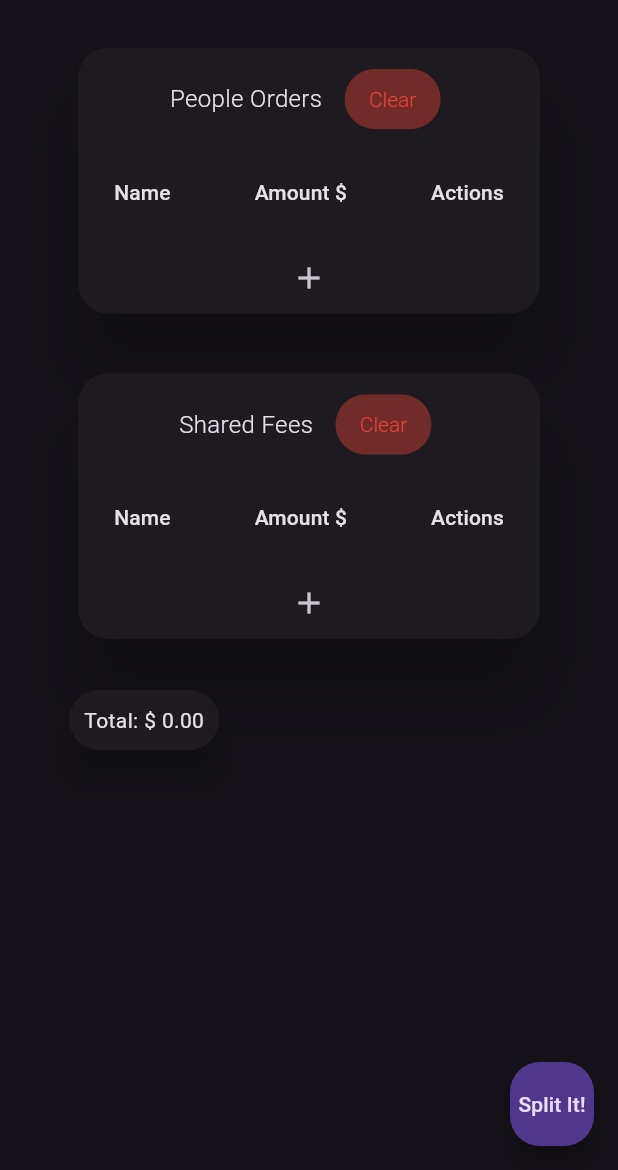
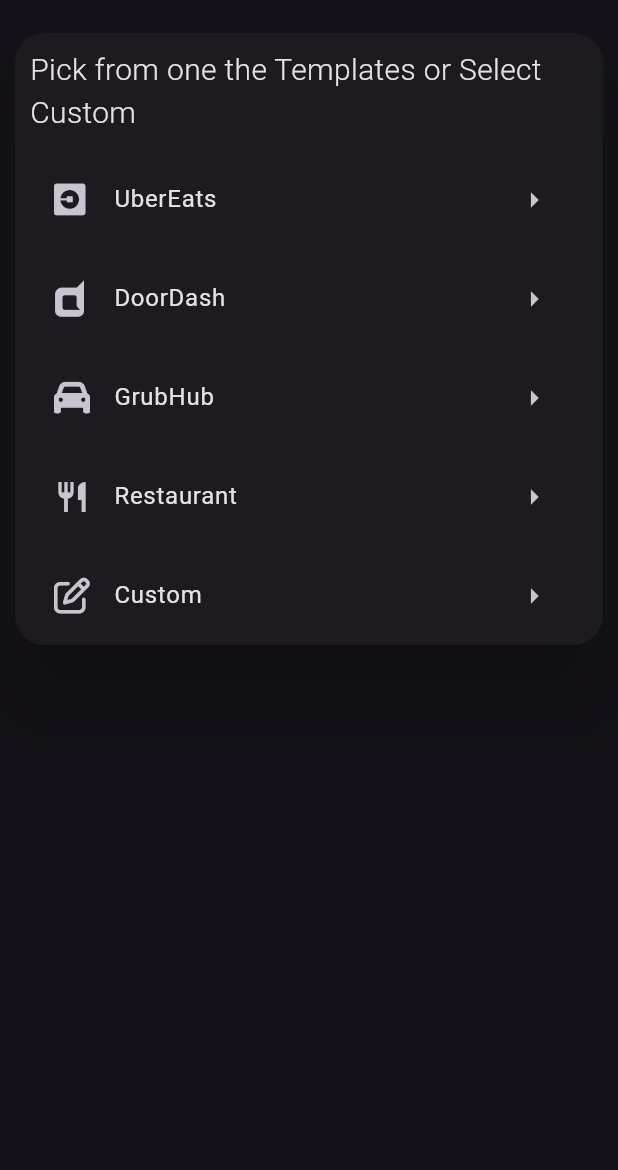
Before and after one commit to hectormiguel1/ez_split, a Flutter app: the screen it shows after launch, on a phone screen of 412 x 824 dp, the part 66-1236 px from its top. Run offline on Flutter 3.47's test engine with Material 2 defaults, Android fonts, the phone set to English and light mode, and no system bars; our stand-ins replace flutter_riverpod, font_awesome_flutter.

Commit message:
Added a template screen with some popular options and added edit functionality to items

```diff
--- a/lib/main.dart
+++ b/lib/main.dart
@@ -1,4 +1,4 @@
-import 'package:ez_split/pages/home.dart';
+import 'package:ez_split/pages/template.dart';
 import 'package:ez_split/provider/providers.dart';
 import 'package:flutter/material.dart';
 import 'package:flutter_riverpod/flutter_riverpod.dart';
@@ -29,6 +29,6 @@ class MyApp extends ConsumerWidget {
             primarySwatch: theme.colorTheme,
             brightness: theme.brightness,
             useMaterial3: theme.useMaterial3),
-        home: const Home());
+        home: const TemplateSelection());
   }
 }
--- a/lib/pages/home.dart
+++ b/lib/pages/home.dart
@@ -5,8 +5,8 @@ import 'package:ez_split/widgets/info_card.dart';
 import 'package:flutter/material.dart';
 import 'package:flutter_riverpod/flutter_riverpod.dart';
 
-class Home extends ConsumerWidget {
-  const Home({super.key});
+class DataEntryScreen extends ConsumerWidget {
+  const DataEntryScreen({super.key});
 
   @override
   Widget build(BuildContext context, WidgetRef ref) {
@@ -17,18 +17,18 @@ class Home extends ConsumerWidget {
         alignment: Alignment.topCenter,
         child: SingleChildScrollView(
           child: Wrap(
-            children:  [
+            children: [
               Padding(
                 padding: const EdgeInsets.all(10),
                 child: InfoCard(
-                    label: "People Orders",
+                  label: "Orders",
                   providerToWatch: peopleProvider,
                 ),
               ),
               Padding(
                 padding: const EdgeInsets.all(10),
                 child: InfoCard(
-                    label: "Shared Fees",
+                  label: "Fees",
                   providerToWatch: feesProvider,
                 ),
               ),
@@ -46,13 +46,12 @@ class Home extends ConsumerWidget {
             ],
           ),
         ),
-
       ),
       floatingActionButton: FloatingActionButton(
           shape:
               RoundedRectangleBorder(borderRadius: BorderRadius.circular(20)),
-          onPressed: () => Navigator.of(context)
-              .push(MaterialPageRoute(builder: ((context) => const TotalsPage()))),
+          onPressed: () => Navigator.of(context).push(
+              MaterialPageRoute(builder: ((context) => const TotalsPage()))),
           child: const Text("Split It!")),
     );
   }
--- /dev/null
+++ b/lib/pages/template.dart
@@ -0,0 +1,108 @@
+import 'package:ez_split/model/notifer_map.dart';
+import 'package:ez_split/pages/home.dart';
+import 'package:ez_split/provider/providers.dart';
+import 'package:ez_split/widgets/app_bar.dart';
+import 'package:ez_split/widgets/custom_card.dart';
+import 'package:flutter/material.dart';
+import 'package:flutter_riverpod/flutter_riverpod.dart';
+import 'package:font_awesome_flutter/font_awesome_flutter.dart';
+
+enum Templates {
+  UberEats("UberEats", ["Delivery", "Service", "Fuel Upchage", "Tip"],
+      FaIcon(FontAwesomeIcons.uber)),
+  DoorDash("DoorDash", ["Delivery", "Service", "Fuel Upcharge", "Tip"],
+      FaIcon(FontAwesomeIcons.dashcube)),
+  GrubHub(
+      "GrubHub", ["Delivery", "Service", "Tip"], FaIcon(FontAwesomeIcons.car)),
+  Restaurant("Restaurant", ["Tip"], Icon(Icons.restaurant)),
+  Custom("Custom", [], FaIcon(FontAwesomeIcons.penToSquare));
+
+  final String name;
+  final List<String> fees;
+  final Widget icon;
+
+  const Templates(this.name, this.fees, this.icon);
+
+  factory Templates.fromString(String name) {
+    switch (name) {
+      case "UberEats":
+        return UberEats;
+      case "DoorDash":
+        return DoorDash;
+      case "GrubHub":
+        return GrubHub;
+      case "Restaurant":
+        return Restaurant;
+      case "Custom":
+        return Custom;
+      default:
+        return Custom;
+    }
+  }
+
+  @override
+  String toString() => name;
+}
+
+class TemplateSelection extends ConsumerWidget {
+  const TemplateSelection({Key? key}) : super(key: key);
+
+  void selectedTemplate(NotifierMap fees, Templates selection) {
+    fees.clear();
+    for (var fee in selection.fees) {
+      fees.addElement(fee, 0.0);
+    }
+  }
+
+  @override
+  Widget build(BuildContext context, WidgetRef ref) {
+    return Scaffold(
+        appBar: CustomAppBar(),
+        body: Align(
+            alignment: Alignment.topCenter,
+            child: CustomCard(
+                child: Column(
+              mainAxisAlignment: MainAxisAlignment.center,
+              crossAxisAlignment: CrossAxisAlignment.center,
+              mainAxisSize: MainAxisSize.min,
+              children: [
+                const Padding(
+                  padding: EdgeInsets.all(10),
+                  child: Text(
+                    "Pick from one the Templates or Select Custom",
+                    style: TextStyle(
+                      fontSize: 20,
+                      fontWeight: FontWeight.w300,
+                    ),
+                  ),
+                ),
+                ...Templates.values
+                    .map((template) => ConstrainedBox(
+                          constraints: const BoxConstraints(
+                              maxWidth: 500, minWidth: 300),
+                          child: Padding(
+                            padding: const EdgeInsets.symmetric(
+                                horizontal: 10, vertical: 5),
+                            child: Tooltip(
+                              message: "Select ${template.name}",
+                              child: ListTile(
+                                shape: RoundedRectangleBorder(
+                                    borderRadius: BorderRadius.circular(20)),
+                                leading: template.icon,
+                                title: Text(template.name),
+                                trailing: const Icon(Icons.arrow_right),
+                                onTap: () {
+                                  selectedTemplate(
+                                      ref.watch(feesProvider), template);
+                                  Navigator.of(context).push(MaterialPageRoute(
+                                      builder: (_) => const DataEntryScreen()));
+                                },
+                              ),
+                            ),
+                          ),
+                        ))
+                    .toList()
+              ],
+            ))));
+  }
+}
--- /dev/null
+++ b/lib/widgets/custom_card.dart
@@ -0,0 +1,17 @@
+import 'package:flutter/material.dart';
+
+class CustomCard extends StatelessWidget {
+  final Widget child;
+
+  const CustomCard({Key? key, required this.child}) : super(key: key);
+
+  @override
+  Widget build(BuildContext context) {
+    return Card(
+      shape: RoundedRectangleBorder(borderRadius: BorderRadius.circular(20)),
+      elevation: 20,
+      margin: const EdgeInsets.all(10),
+      child: child,
+    );
+  }
+}
--- a/lib/widgets/info_card.dart
+++ b/lib/widgets/info_card.dart
@@ -1,4 +1,5 @@
 import 'package:ez_split/model/notifer_map.dart';
+import 'package:ez_split/widgets/custom_card.dart';
 import 'package:ez_split/widgets/input_card.dart';
 import 'package:flutter/material.dart';
 import 'package:flutter_riverpod/flutter_riverpod.dart';
@@ -14,10 +15,7 @@ class InfoCard extends ConsumerWidget {
   @override
   Widget build(BuildContext context, WidgetRef ref) {
     final observableDS = ref.watch(providerToWatch);
-    return Card(
-        shape: RoundedRectangleBorder(borderRadius: BorderRadius.circular(20)),
-        elevation: 20,
-        margin: const EdgeInsets.all(10),
+    return CustomCard(
       child: Column(
         mainAxisSize: MainAxisSize.min,
         crossAxisAlignment: CrossAxisAlignment.center,
@@ -31,7 +29,8 @@ class InfoCard extends ConsumerWidget {
               crossAxisAlignment: CrossAxisAlignment.center,
               children: [
                 Padding(
-                    padding: const EdgeInsets.symmetric(horizontal: 5, vertical: 5),
+                  padding:
+                      const EdgeInsets.symmetric(horizontal: 5, vertical: 5),
                   child: Text(
                     label,
                     style: const TextStyle(
@@ -41,19 +40,11 @@ class InfoCard extends ConsumerWidget {
                   ),
                 ),
                 Padding(
-                    padding: const EdgeInsets.symmetric(horizontal: 10, vertical: 5),
+                  padding:
+                      const EdgeInsets.symmetric(horizontal: 10, vertical: 5),
                   child: Tooltip(
                     message: "Clear all Entries on $label",
                     child: TextButton(
-                        style: ButtonStyle(
-                            textStyle: MaterialStateProperty.all(
-                                const TextStyle(fontWeight: FontWeight.w300)),
-                            backgroundColor: MaterialStateProperty.all(
-                                Colors.red.withAlpha(100)),
-                            foregroundColor:
-                                MaterialStateProperty.all(Colors.red),
-                            overlayColor: MaterialStateProperty.all(
-                                Colors.red.withAlpha(150))),
                       child: const Text("Clear"),
                       onPressed: () => observableDS.clear(),
                     ),
@@ -77,9 +68,27 @@ class InfoCard extends ConsumerWidget {
                       DataCell(
                         Text(e.value.toStringAsFixed(2)),
                       ),
-                        DataCell(IconButton(
+                      DataCell(Row(
+                        mainAxisAlignment: MainAxisAlignment.center,
+                        mainAxisSize: MainAxisSize.min,
+                        crossAxisAlignment: CrossAxisAlignment.center,
+                        children: [
+                          Tooltip(
+                              message: "Edit ${e.key}",
+                              child: IconButton(
+                                  icon: const Icon(Icons.edit),
+                                  onPressed: () => showDialog(
+                                      context: context,
+                                      builder: (_) => InputCard(
+                                          label: label,
+                                          provider: providerToWatch,
+                                          editKey: e.key)))),
+                          const SizedBox(width: 10),
+                          IconButton(
                             icon: const Icon(Icons.remove, color: Colors.red),
                             onPressed: () => observableDS.remove(e.key),
+                          ),
+                        ],
                       ))
                     ]),
                   )
@@ -100,6 +109,7 @@ class InfoCard extends ConsumerWidget {
                     )),
           )
         ],
-        ));
+      ),
+    );
   }
 }
--- a/pubspec.yaml
+++ b/pubspec.yaml
@@ -36,6 +36,7 @@ dependencies:
   cupertino_icons: ^1.0.2
   logger: ^1.1.0
   flutter_riverpod: ^1.0.4
+  font_awesome_flutter: ^10.1.0
 
 dev_dependencies:
   flutter_test:
```
Also changed, not shown: lib/widgets/input_card.dart (+11 -3 lines), lib/widgets/total_card.dart (+4 -5 lines), pubspec.lock. Lines whose indentation alone changed are shown as unchanged.
